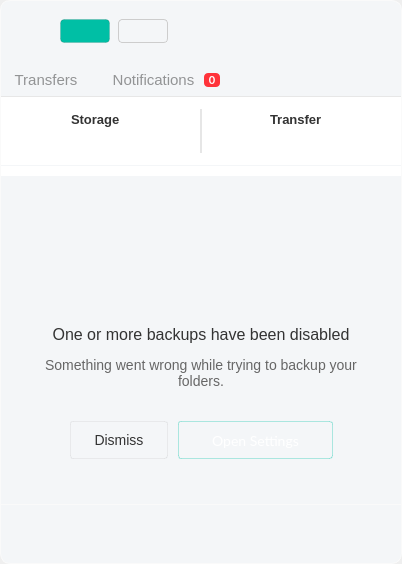
Above: src/MEGASync/gui/ui/InfoDialog.ui from meganz/MEGAsync before the change. Below: the same form after it.
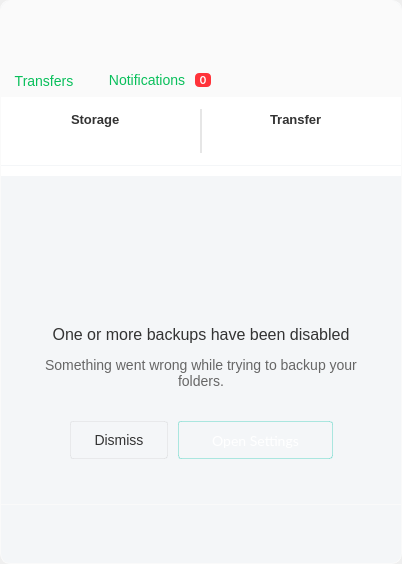
That is the form after the change. Icons and pictures are not drawn. Custom widgets are drawn as their Qt base class.

Commit message: SNC-5654.tokenize info dialog header

What changed in the file:
```diff
--- a/src/MEGASync/gui/ui/InfoDialog.ui
+++ b/src/MEGASync/gui/ui/InfoDialog.ui
@@ -31,14 +31,53 @@
  background-color:  #F4F6F8;
  padding: 10px;
 }
+#wHeader
+{
+background-color: #fffafafa; /*colorToken.surface-1*/
+}
+#wContainerTabOptions, #wContainerTabOptions *
+{
+background-color: #fffafafa; /*colorToken.surface-1*/
+}
+#lTransfers[state=&quot;normal&quot;], #lRecents[state=&quot;normal&quot;]
+{
+background-color:&quot;transparent&quot;;
+}
+#lTransfers[state=&quot;selected&quot;], #lRecents[state=&quot;selected&quot;]
+{
+background-color:#ff04101E; /*colorToken.button-brand*/
+}
+/*********************************************/
 #tTransfers, #tNotifications
 {
-  font-family: &quot;Lato&quot;;
-  font-size: 15px;
-  color: rgba(0, 0, 0, 40%);
-  padding: 0px 8px 0px 8px;
-  border: none;
+ font-size: 14px;
+ color: #ff09bf5b; /*colorToken.button-primary*/
+ padding: 0px 8px 0px 8px;
+ border: none;
 }
+#tTransfers:hover, #tNotifications:hover
+{
+ color: #ff09bf5b; /*colorToken.button-primary-hover*/
+}
+#tTransfers:pressed, #tNotifications:pressed
+{
+ color: #ff09bf5b; /*colorToken.button-primary-pressed*/
+}
+#tTransfers.button-brand, #tNotifications.button-brand
+{
+ color: #ff09bf; /*colorToken.button-brand*/
+}
+/* Override hover for selected tabs */
+#tTransfers.button-brand:hover, #tNotifications.button-brand:hover
+{
+ color: #ff09bf;  /*colorToken.button-brand-hover*/
+}
+#tTransfers.button-brand:pressed, #tNotifications.button-brand:pressed
+{
+ color: #ff09bf;  /*colorToken.button-brand-pressed*/
+}
+/*********************************************/
+
 #wBottomFrame, #wBottomFrame *
 {
 border: none;
@@ -49,6 +88,10 @@
  border-top-left-radius: 10px;
  background-clip: padding;
 }
+#wHeader
+{
+background-color: #fffafafa; /*colorToken.surface-1*/
+}
 #tNotifications
 {
   padding: 0px 4px 0px 16px;
@@ -74,60 +117,15 @@
 padding-left: 12px;
 }
 
-#bUpgrade
+#bCreateSync
 {
-font-family: Lato;
-font-size: 12px;
-line-height: 18px;
-border: 1px solid rgba(0, 0, 0, 10%);
-border-radius: 4px;
-color: #FFFFFF;
-padding: 4px 8px;
-background-color:  #00BFA5;
 image-position: left;
 text-align: right;
 }
-
-#bUpgrade::hover
+#bSettings
 {
-background-color:  #00A787;
-}
-
-#bUpgrade::pressed
-{
-background-color: #00D7C2;
-}
-
-#bUpgrade::disabled
-{
-background-color: rgba(0, 191, 165, 30%);
-}
-
-#bCreateSync
-{
-font-family: Lato;
-font-size: 12px;
-line-height: 18px;
-border: 1px solid #CDCDCD;
-border-radius: 4px;
-padding: 4px 8px;
-image-position: right;
-text-align: left;
-}
-
-#bCreateSync::hover
-{
-background-color: #FAFAFA;
-}
-
-#bCreateSync::pressed
-{
-background-color: #FFFFFF;
-}
-
-#bCreateSync::disabled
-{
-background-color: #FFFFFF;
+qproperty-icon: url(:/images/themed/light/menu.svg); /*replaceThemeToken*/
+background-color:&quot;transparent&quot;;
 }
 #wHeaderframe
 {
@@ -694,7 +692,7 @@
                  <property name="minimumSize">
                   <size>
                    <width>0</width>
-                   <height>24</height>
+                   <height>26</height>
                   </size>
                  </property>
                  <property name="maximumSize">
@@ -722,7 +720,7 @@
                  <property name="minimumSize">
                   <size>
                    <width>0</width>
-                   <height>24</height>
+                   <height>26</height>
                   </size>
                  </property>
                  <property name="maximumSize">
```
Left out of the diff: 13 changed lines with no effect on the pictures. The commit also changes 5 other files.
